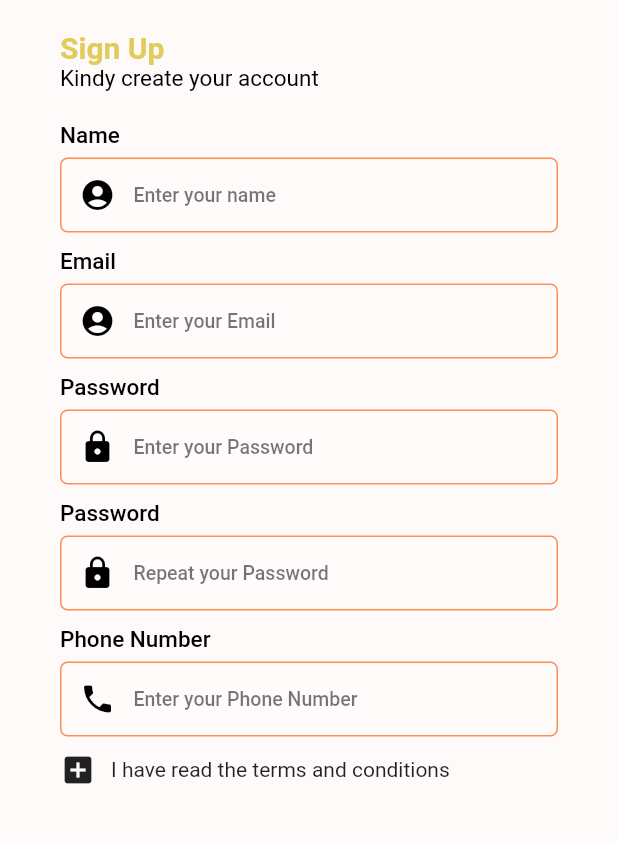
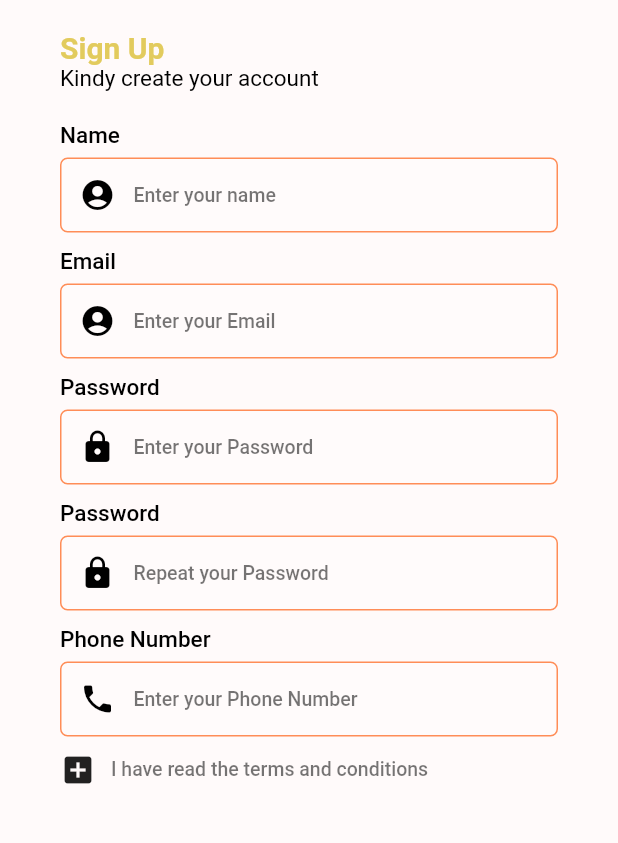
Before and after one commit to Tosin8/yummy_mobile, a Flutter app: the screen it shows after launch, on a phone screen of 412 x 824 dp, the part 153-996 px from its top. Run offline on Flutter 3.47's test engine with Material 2 defaults, Android fonts, the phone set to English and light mode, and no system bars; our stand-ins replace font_awesome_flutter, lottie; missing offline and left inert: animator.

```diff
--- a/lib/screens/form/sign_up/sign_up.dart
+++ b/lib/screens/form/sign_up/sign_up.dart
@@ -56,11 +56,18 @@ class _SignUpState extends State<SignUp> {
                     const SizedBox(height: 10),
                     PhoneLabel,
                     const SizedBox(height: 10),
-                    const Row(
+                    Row(
                       children: [
                         Icon(Icons.add_box),
                         SizedBox(width: 10),
-                        Text('I have read the terms and conditions')
+                        GestureDetector(
+                            onTap: () {
+                              print('Tapped');
+                            },
+                            child: const Text(
+                              'I have read the terms and conditions',
+                              style: kFormLabelTextStyle,
+                            ))
                       ],
                     )
                   ],
```
